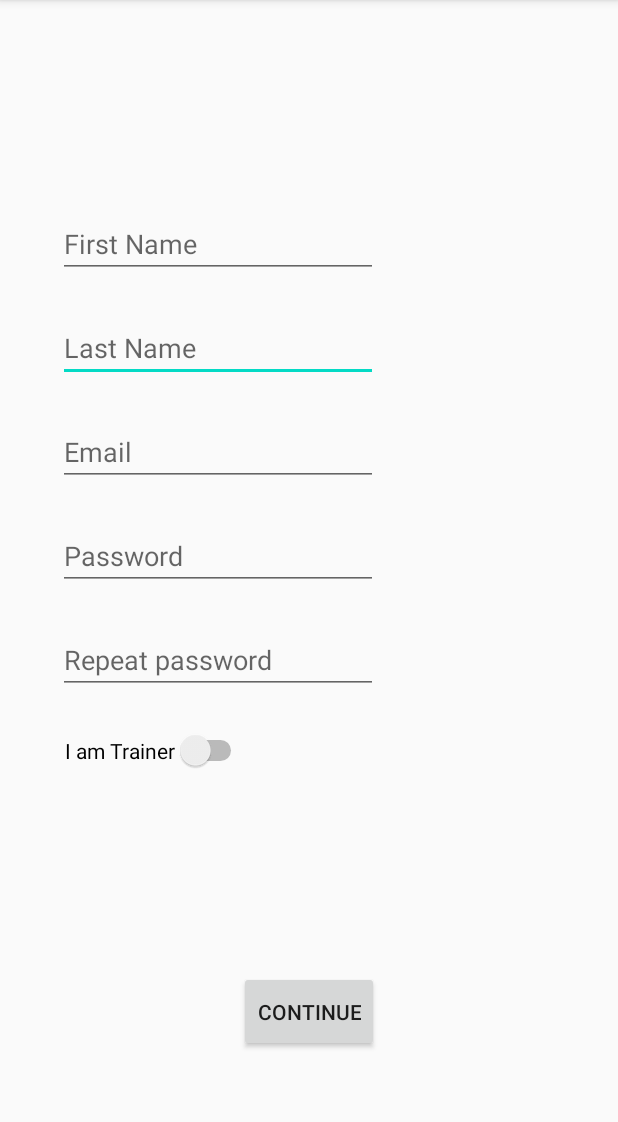
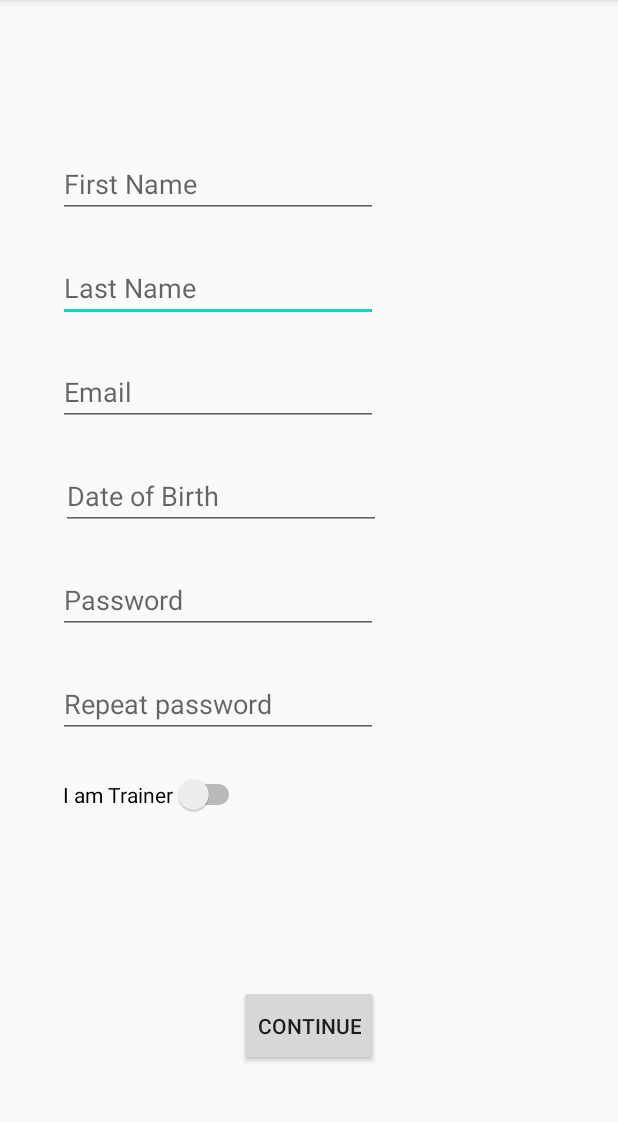
Before and after one commit to ChocolateWarrior/Pump-It, an Android app: the screen it shows after launch (RegistrationActivity before the commit, FirstStepRegistrationActivity after it), after a tap on "GO BRRRR", on a phone screen of 412 x 824 dp, the part 84-1206 px from its top. Run offline under Robolectric (Android 15) with nearby library versions, the phone set to English and light mode, and no system bars.

Commit message:
Add second step registration for client and trainer

```diff
--- a/app/src/main/AndroidManifest.xml
+++ b/app/src/main/AndroidManifest.xml
@@ -10,7 +10,9 @@
         android:roundIcon="@mipmap/pump_it_launcher_round"
         android:supportsRtl="true"
         android:theme="@style/AppTheme">
-        <activity android:name=".ui.view.activity.RegistrationActivity"></activity>
+        <activity android:name=".ui.view.activity.registration.ClientSecondStepRegistrationActivity" />
+        <activity android:name=".ui.view.activity.registration.TrainerSecondStepRegistrationActivity" />
+        <activity android:name=".ui.view.activity.registration.FirstStepRegistrationActivity" />
         <activity android:name=".ui.view.activity.MainActivity">
             <intent-filter>
                 <action android:name="android.intent.action.MAIN" />
--- a/app/src/main/java/com/pumpit/app/ui/view/activity/MainActivity.java
+++ b/app/src/main/java/com/pumpit/app/ui/view/activity/MainActivity.java
@@ -8,6 +8,7 @@ import android.view.View;
 import android.widget.Button;
 
 import com.pumpit.app.R;
+import com.pumpit.app.ui.view.activity.registration.FirstStepRegistrationActivity;
 
 public class MainActivity extends AppCompatActivity {
 
@@ -23,7 +24,7 @@ public class MainActivity extends AppCompatActivity {
         test.setOnClickListener(new View.OnClickListener() {
             @Override
             public void onClick(View v) {
-                startActivity(new Intent(getApplicationContext(), RegistrationActivity.class));
+                startActivity(new Intent(getApplicationContext(), FirstStepRegistrationActivity.class));
             }
         });
     }
--- a/app/src/main/java/com/pumpit/app/ui/view/activity/RegistrationActivity.java
+++ /dev/null
@@ -1,121 +0,0 @@
-package com.pumpit.app.ui.view.activity;
-
-import android.os.Bundle;
-import android.text.Editable;
-import android.text.TextUtils;
-import android.text.TextWatcher;
-import android.util.Patterns;
-import android.view.View;
-import android.widget.Button;
-import android.widget.EditText;
-import android.widget.Switch;
-
-import androidx.appcompat.app.AppCompatActivity;
-
-import com.pumpit.app.R;
-
-public class RegistrationActivity extends AppCompatActivity {
-
-    private static final String FIRST_NAME_REQUIRED_MESSAGE = "First name is required!";
-    private static final String LAST_NAME_REQUIRED_MESSAGE = "Last name is required!";
-    private static final String EMAIL_REQUIRED_MESSAGE = "E-mail is required!";
-    private static final String EMAIL_NOT_VALID = "E-mail address is not valid!";
-    private static final String PASSWORD_REQUIRED_MESSAGE = "Password is required!";
-    private static final String PASSWORDS_DO_NOT_MATCH_MESSAGE = "Passwords do not match!";
-
-    private EditText firstName;
-    private EditText lastName;
-    private EditText email;
-    private EditText password;
-    private EditText repeatPassword;
-    private Switch trainerFlag;
-    private Button continueRegistration;
-
-    @Override
-    protected void onCreate(Bundle savedInstanceState) {
-        super.onCreate(savedInstanceState);
-        setContentView(R.layout.activity_registration);
-
-        initUI();
-        initListeners();
-    }
-
-    private void initUI() {
-        firstName = findViewById(R.id.firstName);
-        lastName = findViewById(R.id.lastName);
-        email = findViewById(R.id.email);
-        password = findViewById(R.id.password);
-        repeatPassword = findViewById(R.id.repeatPassword);
-        trainerFlag = findViewById(R.id.trainerFlag);
-        continueRegistration = findViewById(R.id.continueRegistration);
-    }
-
-    private void initListeners() {
-        setRepeatPasswordListener();
-        setContinueRegistrationListener();
-    }
-
-    private void checkDataValid() {
-        if (isEmpty(firstName)) showMessage(firstName, FIRST_NAME_REQUIRED_MESSAGE);
-        if (isEmpty(lastName)) showMessage(lastName, LAST_NAME_REQUIRED_MESSAGE);
-        if (isEmpty(email)) showMessage(email, EMAIL_REQUIRED_MESSAGE);
-        if (isEmpty(password)) showMessage(password, PASSWORD_REQUIRED_MESSAGE);
-        if (!isEmail(email)) showMessage(email, EMAIL_NOT_VALID);
-    }
-
-    private boolean isEmpty(final EditText text) {
-        return TextUtils.isEmpty(text.getText().toString());
-    }
-
-    private void showMessage(final EditText text, final String message) {
-        text.setError(message);
-    }
-
-    private boolean isEquals(final EditText text1, final EditText text2) {
-        return text1.getText().toString()
-                .equals(text2.getText().toString());
-    }
-
-    private boolean isEmail(final EditText text) {
-        return Patterns.EMAIL_ADDRESS.matcher(text.getText().toString()).matches();
-    }
-
-    private void clearErrorMessages() {
-        firstName.setError(null);
-        lastName.setError(null);
-        email.setError(null);
-        password.setError(null);
-        repeatPassword.setError(null);
-    }
-
-    private void setRepeatPasswordListener() {
-        repeatPassword.addTextChangedListener(new TextWatcher() {
-            @Override
-            public void beforeTextChanged(CharSequence s, int start, int count, int after) {
-
-            }
-
-            @Override
-            public void onTextChanged(CharSequence s, int start, int before, int count) {
-                System.out.println(password.getText().toString());
-                System.out.println(repeatPassword.getText().toString());
-                if (!isEquals(password, repeatPassword)) showMessage(repeatPassword, PASSWORDS_DO_NOT_MATCH_MESSAGE);
-            }
-
-            @Override
-            public void afterTextChanged(Editable s) {
-
-            }
-        });
-    }
-
-    private void setContinueRegistrationListener() {
-        continueRegistration.setOnClickListener(new View.OnClickListener(){
-            @Override
-            public void onClick(View v) {
-                clearErrorMessages();
-                checkDataValid();
-            }
-        });
-    }
-}
--- a/app/src/main/res/layout/activity_registration.xml
+++ b/app/src/main/res/layout/activity_first_step_registration.xml
@@ -2,10 +2,10 @@
 <androidx.constraintlayout.widget.ConstraintLayout xmlns:android="http://schemas.android.com/apk/res/android"
     xmlns:app="http://schemas.android.com/apk/res-auto"
     xmlns:tools="http://schemas.android.com/tools"
-    android:id="@+id/firstRegistrationStepActivity"
+    android:id="@+id/firstStepRegistrationActivity"
     android:layout_width="match_parent"
     android:layout_height="match_parent"
-    tools:context=".ui.view.activity.RegistrationActivity">
+    tools:context=".ui.view.activity.registration.FirstStepRegistrationActivity">
 
     <EditText
         android:id="@+id/lastName"
@@ -24,9 +24,9 @@
     <EditText
         android:id="@+id/firstName"
         android:layout_width="wrap_content"
-        android:layout_height="wrap_content"
+        android:layout_height="0dp"
         android:layout_marginStart="40dp"
-        android:layout_marginTop="140dp"
+        android:layout_marginTop="100dp"
         android:layout_marginEnd="161dp"
         android:ems="10"
         android:hint="First Name"
@@ -52,7 +52,7 @@
     <EditText
         android:id="@+id/password"
         android:layout_width="wrap_content"
-        android:layout_height="0dp"
+        android:layout_height="wrap_content"
         android:layout_marginStart="40dp"
         android:layout_marginTop="24dp"
         android:layout_marginEnd="161dp"
@@ -61,7 +61,7 @@
         android:inputType="textPassword"
         app:layout_constraintEnd_toEndOf="parent"
         app:layout_constraintStart_toStartOf="parent"
-        app:layout_constraintTop_toBottomOf="@+id/email" />
+        app:layout_constraintTop_toBottomOf="@+id/dateOfBirth" />
 
     <EditText
         android:id="@+id/repeatPassword"
@@ -81,7 +81,7 @@
         android:id="@+id/trainerFlag"
         android:layout_width="wrap_content"
         android:layout_height="0dp"
-        android:layout_marginStart="43dp"
+        android:layout_marginStart="40dp"
         android:layout_marginTop="24dp"
         android:layout_marginEnd="247dp"
         android:text="I am Trainer"
@@ -100,4 +100,19 @@
         app:layout_constraintTop_toBottomOf="@+id/trainerFlag"
         app:layout_constraintVertical_bias="0.666" />
 
+    <EditText
+        android:id="@+id/dateOfBirth"
+        android:layout_width="wrap_content"
+        android:layout_height="wrap_content"
+        android:layout_marginStart="40dp"
+        android:layout_marginTop="24dp"
+        android:layout_marginEnd="158dp"
+        android:focusable="false"
+        android:ems="10"
+        android:hint="Date of Birth"
+        android:inputType="date"
+        app:layout_constraintEnd_toEndOf="parent"
+        app:layout_constraintStart_toStartOf="parent"
+        app:layout_constraintTop_toBottomOf="@+id/email" />
+
 </androidx.constraintlayout.widget.ConstraintLayout>
```
Also changed, not shown: app/src/main/java/com/pumpit/app/ui/view/activity/registration/ClientSecondStepRegistrationActivity.java (added, +16 -0 lines), app/src/main/java/com/pumpit/app/ui/view/activity/registration/FirstStepRegistrationActivity.java (added, +204 -0 lines), app/src/main/java/com/pumpit/app/ui/view/activity/registration/TrainerSecondStepRegistrationActivity.java (added, +16 -0 lines), app/src/main/res/layout/activity_client_second_step_registration.xml (added, +9 -0 lines), app/src/main/res/layout/activity_trainer_second_step_registration.xml (added, +9 -0 lines).
